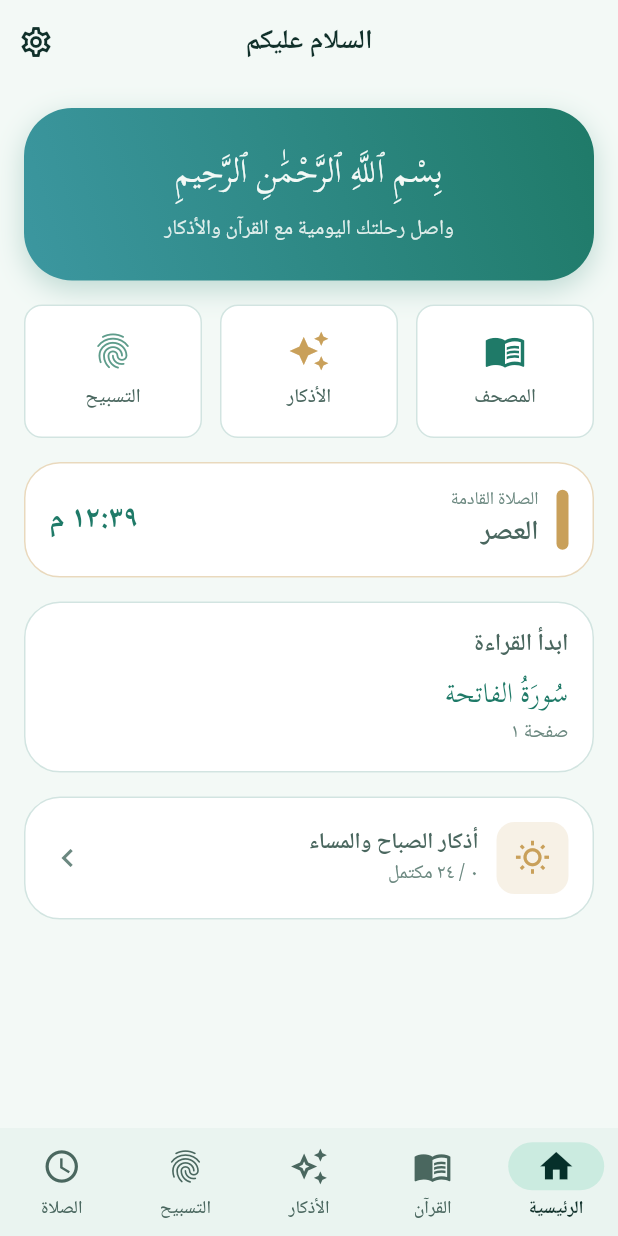
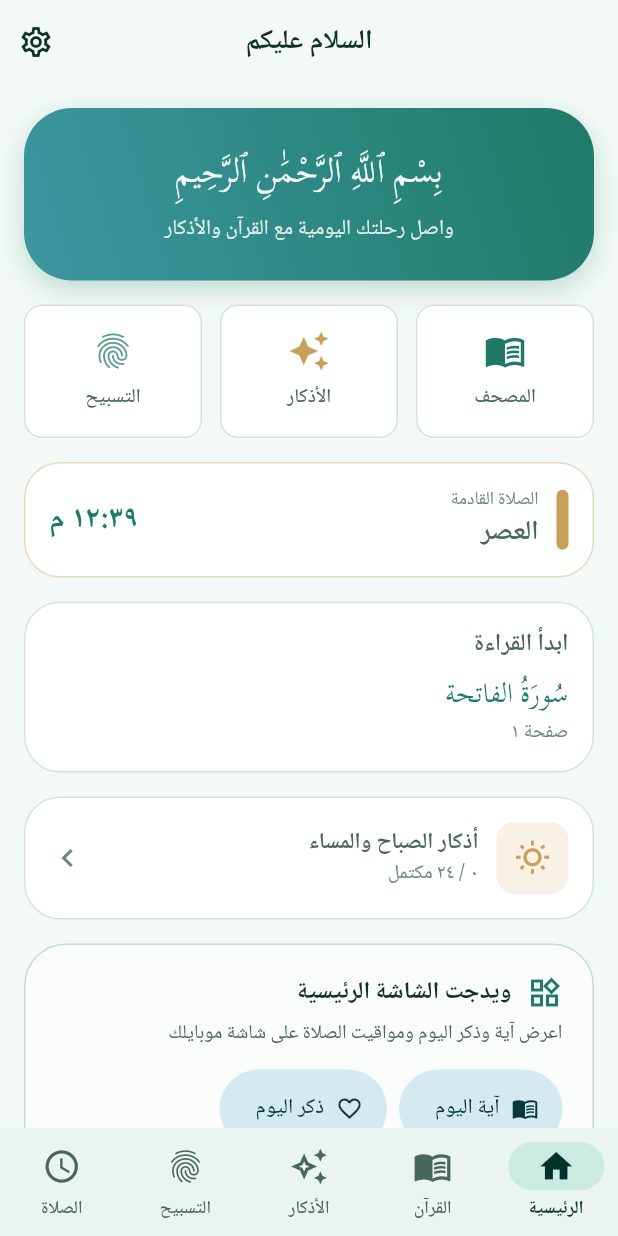
Before and after one commit to aizhari1/quran-adhkar-app, a Flutter app: the HomeScreen screen opened by its route, on a phone screen of 412 x 824 dp. Run offline on Flutter 3.47's test engine with Material 3 defaults, Android fonts, the phone set to English and light mode, and no system bars; our stand-ins replace adhan, flutter_local_notifications, flutter_riverpod, flutter_timezone, geolocator, go_router and 3 more; accounts and stored records are empty.

Commit message:
Add in-app buttons to pin home-screen widgets; distinct widget names and previews

```diff
--- a/lib/features/home/presentation/home_screen.dart
+++ b/lib/features/home/presentation/home_screen.dart
@@ -2,6 +2,7 @@ import 'package:flutter/material.dart';
 import 'package:flutter_riverpod/flutter_riverpod.dart';
 import 'package:go_router/go_router.dart';
 import '../../../core/utils/arabic_format.dart';
+import '../../widgets/widget_pin_section.dart';
 import '../../../core/theme/app_colors.dart';
 import '../../adhkar/data/adhkar_repository.dart';
 import '../../adhkar/presentation/adhkar_screen.dart';
@@ -37,6 +38,8 @@ class HomeScreen extends ConsumerWidget {
           const _ContinueReadingCard(),
           const SizedBox(height: 16),
           const _AdhkarReminderCard(),
+          const SizedBox(height: 16),
+          const WidgetPinSection(),
         ],
       ),
     );
--- a/lib/features/settings/presentation/settings_screen.dart
+++ b/lib/features/settings/presentation/settings_screen.dart
@@ -4,6 +4,7 @@ import '../../../core/theme/app_colors.dart';
 import '../../../core/notifications/notification_service.dart';
 import '../../prayer_times/data/adhan_voices.dart';
 import '../data/settings_prefs.dart';
+import '../../widgets/widget_pin_section.dart';
 import 'adhan_voice_sheet.dart';
 
 class AppSettingsState {
@@ -266,6 +267,10 @@ class SettingsScreen extends ConsumerWidget {
           ),
           const Divider(),
           _SectionHeader('الإشعارات والأذكار'),
+          const Padding(
+            padding: EdgeInsets.fromLTRB(16, 8, 16, 8),
+            child: WidgetPinSection(),
+          ),
           SwitchListTile(
             title: const Text('تفعيل الإشعارات'),
             value: s.notificationsEnabled,
--- /dev/null
+++ b/lib/features/widgets/widget_pin_section.dart
@@ -0,0 +1,95 @@
+import 'package:flutter/material.dart';
+import '../../core/theme/app_colors.dart';
+import 'home_widget_sync.dart';
+
+/// Buttons that add the home-screen widgets (آية اليوم، ذكر اليوم، مواقيت الصلاة).
+class WidgetPinSection extends StatelessWidget {
+  const WidgetPinSection({super.key});
+
+  static const _items = <(String, String, IconData)>[
+    ('verse', 'آية اليوم', Icons.menu_book_outlined),
+    ('dhikr', 'ذكر اليوم', Icons.favorite_border),
+    ('prayer', 'مواقيت الصلاة', Icons.access_time),
+  ];
+
+  Future<void> _pin(BuildContext context, String kind) async {
+    final ok = await HomeWidgetSync.requestPin(kind);
+    if (!context.mounted) return;
+    if (ok) {
+      ScaffoldMessenger.of(context).showSnackBar(
+        const SnackBar(
+          content: Text('اختر مكان الويدجت ثم اضغط «إضافة» في نافذة النظام'),
+        ),
+      );
+    } else {
+      showDialog<void>(
+        context: context,
+        builder: (ctx) => AlertDialog(
+          title: const Text('إضافة الويدجت يدوياً'),
+          content: const Text(
+            'الشاشة الرئيسية لديك لا تدعم الإضافة من التطبيق.\n\n'
+            '١. اضغط مطوّلاً على مكان فارغ في الشاشة الرئيسية\n'
+            '٢. اختر «الويدجت»\n'
+            '٣. ابحث عن «القرآن والأذكار» واسحب الويدجت المطلوبة',
+          ),
+          actions: [
+            TextButton(
+              onPressed: () => Navigator.pop(ctx),
+              child: const Text('حسناً'),
+            ),
+          ],
+        ),
+      );
+    }
+  }
+
+  @override
+  Widget build(BuildContext context) {
+    final cs = Theme.of(context).colorScheme;
+    return Container(
+      padding: const EdgeInsets.all(20),
+      decoration: BoxDecoration(
+        color: cs.surfaceContainerLow,
+        borderRadius: BorderRadius.circular(28),
+        border: Border.all(color: cs.outlineVariant),
+      ),
+      child: Column(
+        crossAxisAlignment: CrossAxisAlignment.stretch,
+        children: [
+          Row(
+            children: [
+              const Icon(Icons.widgets_outlined, color: AppColors.deepEmerald),
+              const SizedBox(width: 10),
+              Text(
+                'ويدجت الشاشة الرئيسية',
+                style: TextStyle(
+                  fontSize: 16,
+                  fontWeight: FontWeight.w700,
+                  color: cs.onSurface,
+                ),
+              ),
+            ],
+          ),
+          const SizedBox(height: 6),
+          Text(
+            'اعرض آية وذكر اليوم ومواقيت الصلاة على شاشة موبايلك',
+            style: TextStyle(fontSize: 13, color: cs.onSurfaceVariant),
+          ),
+          const SizedBox(height: 14),
+          Wrap(
+            spacing: 8,
+            runSpacing: 8,
+            children: [
+              for (final item in _items)
+                FilledButton.tonalIcon(
+                  onPressed: () => _pin(context, item.$1),
+                  icon: Icon(item.$3, size: 18),
+                  label: Text(item.$2),
+                ),
+            ],
+          ),
+        ],
+      ),
+    );
+  }
+}
```
Also changed, not shown: lib/features/widgets/home_widget_sync.dart (+14 -0 lines), 6 other files.
